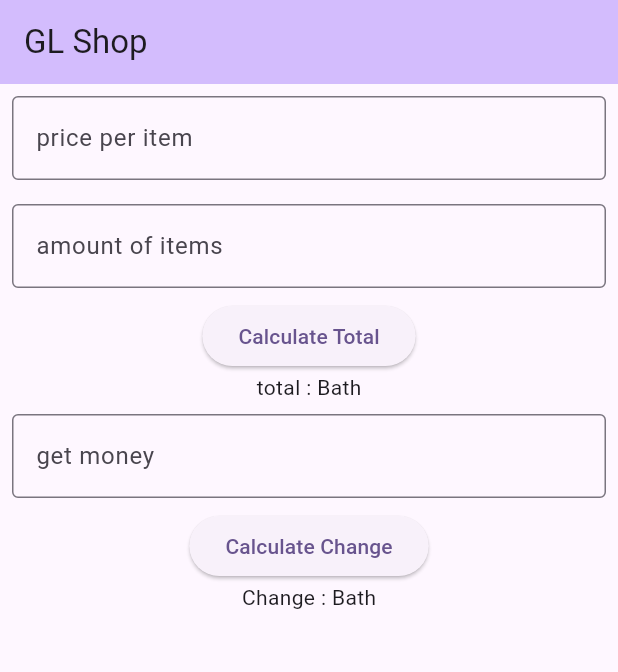
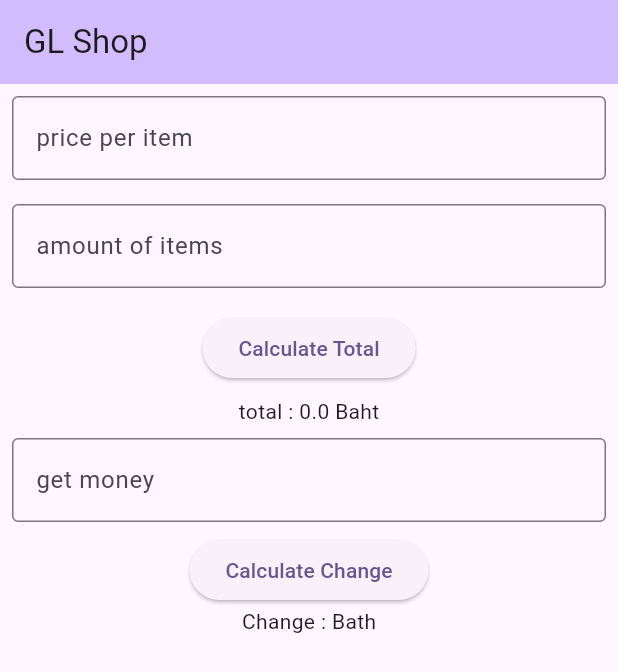
Before and after one commit to baaanaga/firstapp, a Flutter app: the screen it shows after launch, after a tap on "Calculate Total", on a phone screen of 412 x 824 dp. Shown: the top 672 px of the screen. Run offline on Flutter 3.47's test engine with Material 3 defaults, Android fonts, the phone set to English and light mode, and no system bars; our stand-ins replace material_ui.

Commit message:
Make showTotalText work & calculateButton work with input of price per item & amount of items

```diff
--- a/lib/main.dart
+++ b/lib/main.dart
@@ -51,7 +51,10 @@ class _MyHomePageState extends State<MyHomePage> {
             padding: const EdgeInsets.all(8.0),
             child: amountTextField("amount of items"),
           ),
-          calculateButton(),
+          Padding(
+            padding: const EdgeInsets.all(8.0),
+            child: calculateButton(),
+          ),
           showTotalText(),
           Padding(
             padding: const EdgeInsets.all(8.0),
@@ -66,6 +69,7 @@ class _MyHomePageState extends State<MyHomePage> {
 
   Widget priceTextField(String text) {
     return TextField(
+      controller: price,
       decoration: InputDecoration(
         border: OutlineInputBorder(),
         labelText: text,
@@ -79,6 +83,7 @@ class _MyHomePageState extends State<MyHomePage> {
 
   Widget amountTextField(String text) {
     return TextField(
+      controller: amount,
       decoration: InputDecoration(
         border: OutlineInputBorder(),
         labelText: text,
@@ -103,11 +108,20 @@ class _MyHomePageState extends State<MyHomePage> {
       );
     }
   Widget calculateButton() {
-    return ElevatedButton(onPressed: () {}, child: Text("Calculate Total"));
+    return ElevatedButton(
+      onPressed: () {
+        if (price.text.isNotEmpty && amount.text.isNotEmpty) {
+          setState(() {
+            _total = double.parse(price.text) * double.parse(amount.text);
+          });
+        }
+      },
+      child: Text("Calculate Total")
+    );
   }
 
   Widget showTotalText() {
-    return Text("total : Bath");
+    return Text("total : $_total Baht");
   }
 
   Widget changeCalculateButton() {
```
